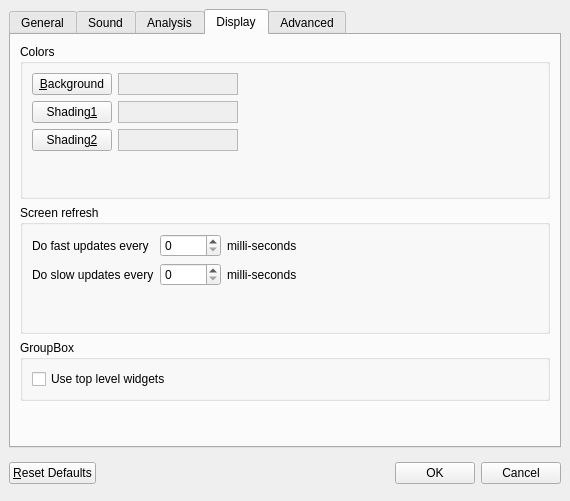
Qt form dialogs/settingsdialog.ui (quicky2000/tartini) before a commit.
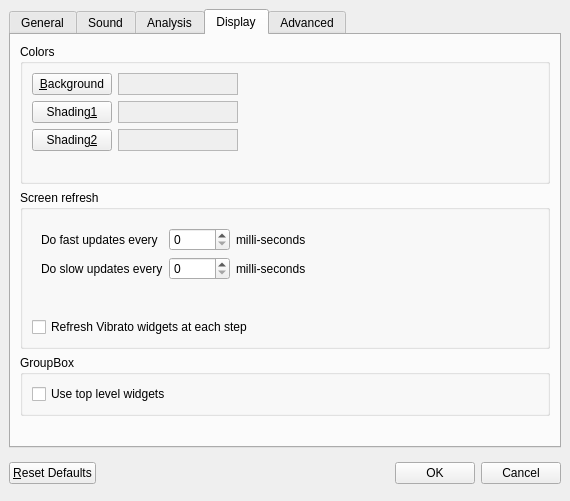
The same form after that commit. The open tabs and pages were chosen to show the change.

Commit message: Close #55 : add a new setting in Display tab to enable/disable refresh at each chunk for vibrato views

Diff of the .ui file:
```diff
--- a/dialogs/settingsdialog.ui
+++ b/dialogs/settingsdialog.ui
@@ -1214,6 +1214,14 @@
          <property name="title" >
           <string>Screen refresh</string>
          </property>
+         <layout class="QVBoxLayout" >
+          <property name="margin" >
+           <number>9</number>
+          </property>
+          <property name="spacing" >
+           <number>6</number>
+          </property>
+          <item>
          <layout class="QGridLayout" >
           <property name="margin" >
            <number>9</number>
@@ -1307,6 +1315,18 @@
              </size>
             </property>
            </spacer>
+            </item>
+           </layout>
+          </item>
+          <item>
+           <widget class="QCheckBox" name="updateForEachChunk" >
+            <property name="toolTip" >
+             <string>&lt;qt>Refresh Vibrato widgets at each step, can slow UI when there is high rate&lt;/qt></string>
+            </property>
+            <property name="text" >
+             <string>Refresh Vibrato widgets at each step</string>
+            </property>
+           </widget>
           </item>
          </layout>
         </widget>
```
Lines whose indentation alone changed are shown as unchanged. The commit also changes 4 other files.
